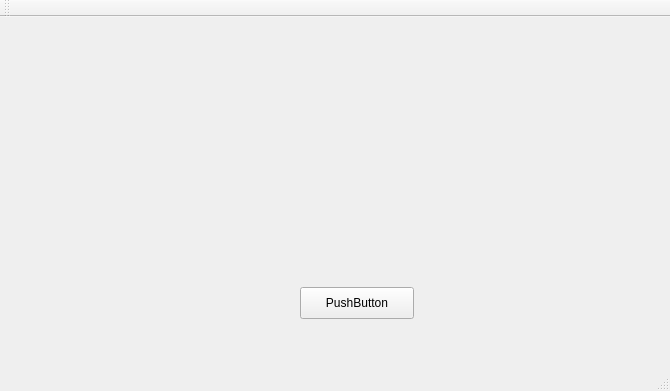
Qt form mainwindow.ui (NicolasHugonEPSI/Machette) before a commit.
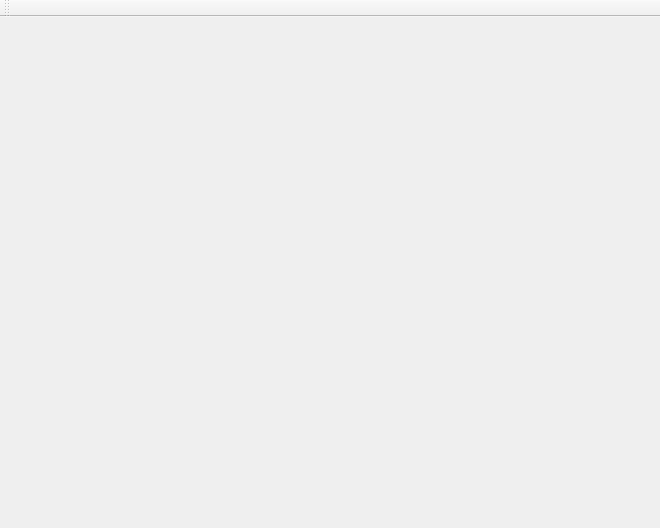
The same form after that commit.

```diff
--- a/mainwindow.ui
+++ b/mainwindow.ui
@@ -6,37 +6,22 @@
    <rect>
     <x>0</x>
     <y>0</y>
-    <width>670</width>
-    <height>391</height>
+    <width>660</width>
+    <height>528</height>
    </rect>
   </property>
   <property name="windowTitle">
    <string>MainWindow</string>
   </property>
   <widget class="QWidget" name="centralWidget">
-   <widget class="QPushButton" name="pushButton">
-    <property name="geometry">
-     <rect>
-      <x>300</x>
-      <y>270</y>
-      <width>114</width>
-      <height>32</height>
-     </rect>
-    </property>
-    <property name="text">
-     <string>PushButton</string>
-    </property>
-   </widget>
-  </widget>
-  <widget class="QMenuBar" name="menuBar">
-   <property name="geometry">
-    <rect>
-     <x>0</x>
-     <y>0</y>
-     <width>670</width>
-     <height>22</height>
-    </rect>
+   <property name="enabled">
+    <bool>false</bool>
    </property>
+   <layout class="QFormLayout" name="formLayout">
+    <property name="fieldGrowthPolicy">
+     <enum>QFormLayout::FieldsStayAtSizeHint</enum>
+    </property>
+   </layout>
   </widget>
   <widget class="QToolBar" name="mainToolBar">
    <attribute name="toolBarArea">
@@ -46,7 +31,6 @@
     <bool>false</bool>
    </attribute>
   </widget>
-  <widget class="QStatusBar" name="statusBar"/>
  </widget>
  <layoutdefault spacing="6" margin="11"/>
  <resources/>
```
